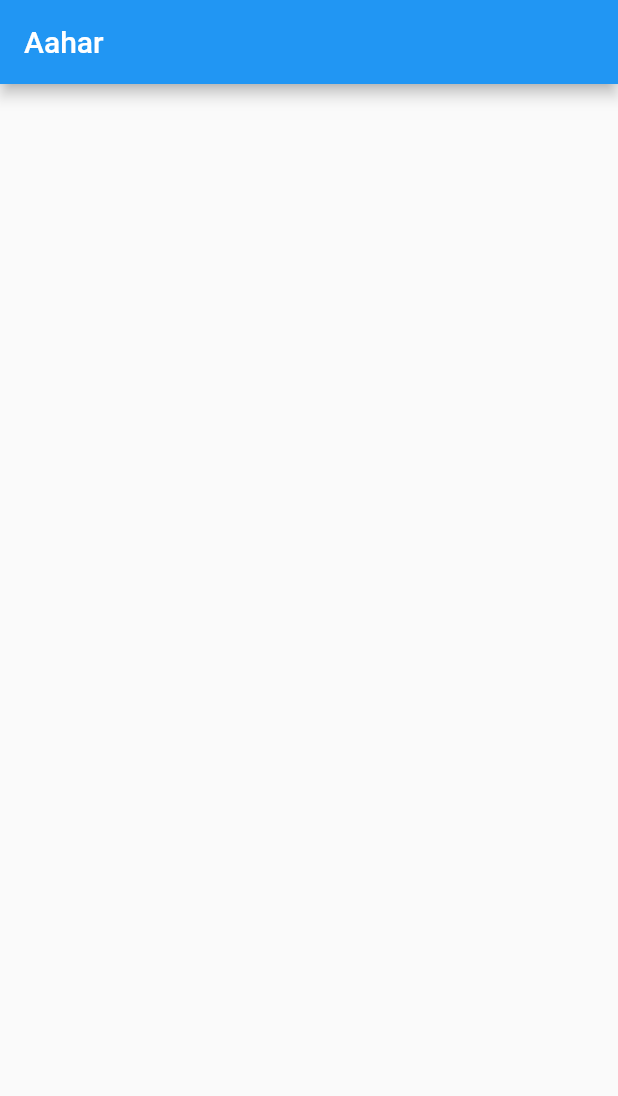
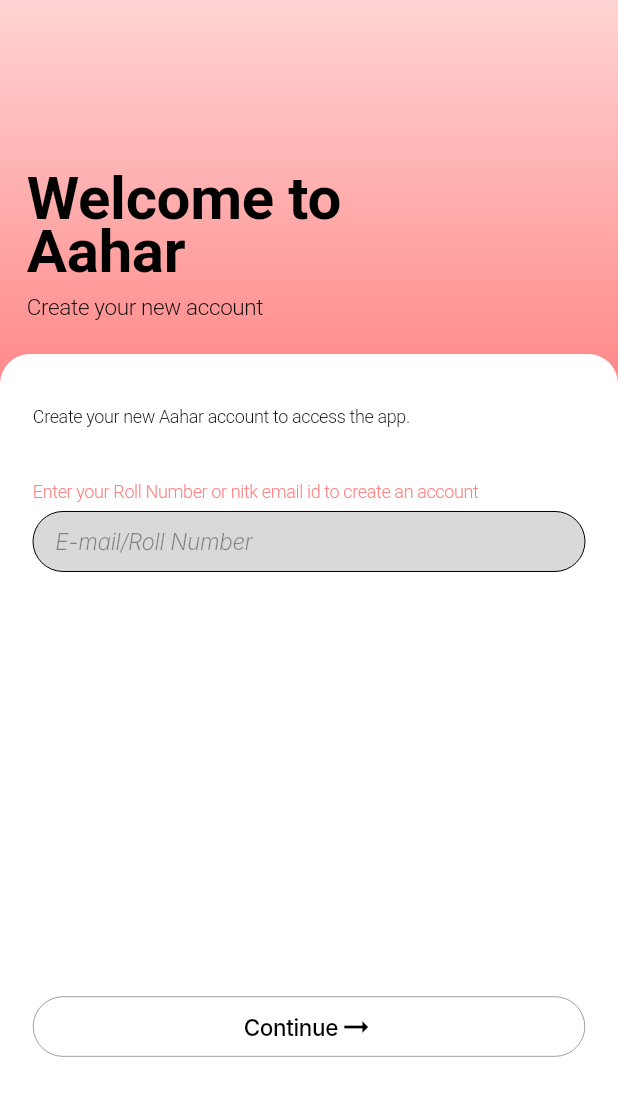
Before and after one commit to Rohan-Kamat/Aahar, a Flutter app: the screen it shows after launch, on a phone screen of 412 x 824 dp. Shown: the top 1096 px of the screen. Run offline on Flutter 3.47's test engine with Material 2 defaults, Android fonts, the phone set to English and light mode, and no system bars; our stand-ins replace otp_text_field; Roboto replaces fonts that are missing (Inter).

Commit message:
Started login screens

```diff
--- /dev/null
+++ b/lib/consts/consts.dart
@@ -0,0 +1,4 @@
+class Consts{
+  static double figmaHeight = 852;
+  static double figmaWidth = 393;
+}
--- a/lib/main.dart
+++ b/lib/main.dart
@@ -1,3 +1,4 @@
+import 'package:aahar/screens/login/signUpScreen.dart';
 import 'package:flutter/material.dart';
 
 void main() {
@@ -12,58 +13,11 @@
   Widget build(BuildContext context) {
     return MaterialApp(
       title: 'Flutter Demo',
+      debugShowCheckedModeBanner: false,
       theme: ThemeData(
-        // This is the theme of your application.
-        //
-        // Try running your application with "flutter run". You'll see the
-        // application has a blue toolbar. Then, without quitting the app, try
-        // changing the primarySwatch below to Colors.green and then invoke
-        // "hot reload" (press "r" in the console where you ran "flutter run",
-        // or simply save your changes to "hot reload" in a Flutter IDE).
-        // Notice that the counter didn't reset back to zero; the application
-        // is not restarted.
-        primarySwatch: Colors.blue,
+        primarySwatch: Colors.orange,
       ),
-      home: const MyHomePage(title: 'Aahar'),
+      home: const SignUpScreen(),
     );
   }
 }
-
-class MyHomePage extends StatefulWidget {
-  const MyHomePage({super.key, required this.title});
-
-  // This widget is the home page of your application. It is stateful, meaning
-  // that it has a State object (defined below) that contains fields that affect
-  // how it looks.
-
-  // This class is the configuration for the state. It holds the values (in this
-  // case the title) provided by the parent (in this case the App widget) and
-  // used by the build method of the State. Fields in a Widget subclass are
-  // always marked "final".
-
-  final String title;
-
-  @override
-  State<MyHomePage> createState() => _MyHomePageState();
-}
-
-class _MyHomePageState extends State<MyHomePage> {
-  int _counter = 0;
-
-  @override
-  Widget build(BuildContext context) {
-    // This method is rerun every time setState is called, for instance as done
-    // by the _incrementCounter method above.
-    //
-    // The Flutter framework has been optimized to make rerunning build methods
-    // fast, so that you can just rebuild anything that needs updating rather
-    // than having to individually change instances of widgets.
-    return Scaffold(
-      appBar: AppBar(
-        // Here we take the value from the MyHomePage object that was created by
-        // the App.build method, and use it to set our appbar title.
-        title: Text(widget.title),
-      ),
-    );
-  }
-}
--- /dev/null
+++ b/lib/screens/login/signUpScreen.dart
@@ -0,0 +1,88 @@
+import 'package:aahar/consts/consts.dart';
+import 'package:aahar/screens/login/otpScreen.dart';
+import 'package:aahar/widgets/contentContainer.dart';
+import 'package:aahar/widgets/continueButton.dart';
+import 'package:aahar/widgets/gradientContainer.dart';
+import 'package:flutter/material.dart';
+import 'package:aahar/widgets/textFieldWidget.dart';
+
+
+
+class SignUpScreen extends StatefulWidget {
+  const SignUpScreen({super.key});
+
+  @override
+  State<SignUpScreen> createState() => _SignUpScreenState();
+}
+
+class _SignUpScreenState extends State<SignUpScreen> {
+  final TextEditingController _emailRollNoController = TextEditingController();
+
+  @override
+  Widget build(BuildContext context) {
+    Size size = MediaQuery.of(context).size;
+    double heightRatio = size.height / Consts.figmaHeight;
+    return Scaffold(
+      body: SizedBox(
+        height: double.infinity,
+        child: Stack(
+          children: [
+            GradientContainer(
+                title: "Welcome to\nAahar",
+                subtitle: "Create your new account",
+                height: 300 * heightRatio,
+                contentStart: 100
+            ),
+            Positioned(
+              top: 244 * heightRatio,
+              child: ContentContainer(
+                height: 608 * heightRatio,
+                child: Column(
+                  crossAxisAlignment: CrossAxisAlignment.start,
+                  children: [
+                    const Text(
+                      'Create your new Aahar account to access the app.',
+                      style: TextStyle(
+                        color: Colors.black,
+                        fontSize: 12,
+                        //fontFamily: 'Inter',
+                        fontWeight: FontWeight.w300,
+                        height: 1.67,
+                        letterSpacing: -0.24,
+                      ),
+                    ),
+                    const SizedBox(height: 30,),
+                    const Text(
+                      'Enter your Roll Number or nitk email id to create an account',
+                      style: TextStyle(
+                        color: Color(0xFFFF7F7F),
+                        fontSize: 12,
+                        //fontFamily: 'Inter',
+                        fontWeight: FontWeight.w300,
+                        height: 1.67,
+                        letterSpacing: -0.24,
+                      ),
+                    ),
+                    const SizedBox(height: 5,),
+                    TextFieldWidget(
+                        hintText: "E-mail/Roll Number",
+                        textFieldController: _emailRollNoController
+                    ),
+                    SizedBox(height: 293 * heightRatio,),
+                    ContinueButton(
+                      onPressed: (){
+                        Navigator.push(context, MaterialPageRoute(builder: (context) => const OtpScreen()));
+                      },
+                    )
+                  ],
+                ),
+              )
+            )
+          ],
+        ),
+      )
+
+    );
+
+  }
+}
--- /dev/null
+++ b/lib/widgets/contentContainer.dart
@@ -0,0 +1,32 @@
+import 'package:flutter/material.dart';
+
+class ContentContainer extends StatelessWidget {
+
+  final Widget? child;
+  final double height;
+  const ContentContainer({
+    super.key,
+    required this.child,
+    required this.height,
+  });
+
+  @override
+  Widget build(BuildContext context) {
+    Size size = MediaQuery.of(context).size;
+    return Container(
+      padding: const EdgeInsets.only(top: 30, left: 22, right: 22 ),
+      width: size.width,
+      height: height,
+      decoration: const ShapeDecoration(
+        color: Colors.white,
+        shape: RoundedRectangleBorder(
+          borderRadius: BorderRadius.only(
+            topLeft: Radius.circular(20),
+            topRight: Radius.circular(20),
+          ),
+        ),
+      ),
+      child: child,
+    );
+  }
+}
--- /dev/null
+++ b/lib/widgets/continueButton.dart
@@ -0,0 +1,47 @@
+import 'package:flutter/material.dart';
+import '../consts/consts.dart';
+
+class ContinueButton extends StatelessWidget {
+
+  final Function()? onPressed ;
+
+  const ContinueButton({super.key, this.onPressed});
+
+  @override
+  Widget build(BuildContext context) {
+    Size size = MediaQuery.of(context).size;
+    double widthRatio = size.height / Consts.figmaWidth;
+    return SizedBox(
+      height: 40,
+      width: 350 * widthRatio,
+      child: OutlinedButton(
+        onPressed: onPressed,
+        style: OutlinedButton.styleFrom(
+          side: const BorderSide(width: 0.25, color: Colors.black),
+          shape: RoundedRectangleBorder(
+            borderRadius: BorderRadius.circular(20),
+          ),
+
+        ),
+        child: Row(
+          mainAxisAlignment: MainAxisAlignment.center,
+          children: const [
+            Text(
+              'Continue',
+              style: TextStyle(
+                color: Colors.black,
+                fontSize: 15,
+                fontFamily: 'Inter',
+                fontWeight: FontWeight.w500,
+                height: 1.33,
+                letterSpacing: -0.24,
+              ),
+            ),
+            Icon(Icons.arrow_right_alt_sharp, color: Colors.black,)
+          ],
+        )
+      ),
+    );
+  }
+
+}
--- /dev/null
+++ b/lib/widgets/gradientContainer.dart
@@ -0,0 +1,62 @@
+import 'package:flutter/material.dart';
+
+class GradientContainer extends StatelessWidget {
+
+  final String title;
+  final String subtitle;
+  final double height;
+  final double contentStart;
+
+  const GradientContainer({
+    super.key,
+    required this.title,
+    required this.subtitle,
+    required this.height,
+    required this.contentStart,
+  });
+
+  @override
+  Widget build(BuildContext context) {
+    return Container(
+      padding: const EdgeInsets.all(18),
+      width: double.infinity,
+      height: height,
+      decoration: const BoxDecoration(
+        gradient: LinearGradient(
+          begin: Alignment(0.00, -1.00),
+          end: Alignment(0, 1),
+          colors: [Color(0xFFFFD4D4), Color(0xFFFF7F7F)],
+        ),
+      ),
+      child: Column(
+          crossAxisAlignment: CrossAxisAlignment.start,
+          children: [
+            SizedBox(height: contentStart),
+            Text(
+              title,
+              style: const TextStyle(
+                color: Colors.black,
+                fontSize: 40,
+                //fontFamily: 'Inter',
+                fontWeight: FontWeight.w700,
+                height: 0.88,
+                letterSpacing: -0.24,
+              ),
+            ),
+            const SizedBox(height: 6,),
+            Text(
+              subtitle,
+              style: const TextStyle(
+                color: Colors.black,
+                fontSize: 15,
+                //fontFamily: 'Inter',
+                fontWeight: FontWeight.w300,
+                height: 1.33,
+                letterSpacing: -0.24,
+              ),
+            )
+          ]
+      )
+    );
+  }
+}
--- /dev/null
+++ b/lib/widgets/textFieldWidget.dart
@@ -0,0 +1,90 @@
+import 'package:flutter/material.dart';
+
+class TextFieldWidget extends StatefulWidget {
+
+  final String? hintText;
+  final TextEditingController textFieldController;
+
+  const TextFieldWidget({
+    super.key,
+    this.hintText,
+    required this.textFieldController
+  });
+
+  @override
+  State<TextFieldWidget> createState() => _TextFieldWidgetState();
+}
+
+class _TextFieldWidgetState extends State<TextFieldWidget> {
+  late FocusNode _textFieldFocusNode;
+  Color _textFieldFillColor = const Color(0xFFD9D9D9);
+
+  @override
+  void initState(){
+    super.initState();
+    _textFieldFocusNode = FocusNode();
+    _textFieldFocusNode.addListener(_onFocusChange);
+  }
+
+  @override
+  void dispose(){
+    super.dispose();
+    _textFieldFocusNode.removeListener(_onFocusChange);
+    _textFieldFocusNode.dispose();
+  }
+
+  void _onFocusChange(){
+    if (_textFieldFocusNode.hasFocus || widget.textFieldController.text.isNotEmpty){
+      setState(() {
+        _textFieldFillColor = Colors.white;
+      });
+    } else {
+      setState(() {
+        _textFieldFillColor = const Color(0xFFD9D9D9);
+      });
+    }
+  }
+
+
+  @override
+  Widget build(BuildContext context) {
+    return SizedBox(
+      height: 40,
+      child: TextField(
+        focusNode: _textFieldFocusNode,
+        controller: widget.textFieldController,
+        onTapOutside: (event){
+          _textFieldFocusNode.unfocus();
+        },
+        decoration: InputDecoration(
+          fillColor: _textFieldFillColor,
+          filled: true,
+          hintText: widget.hintText,
+          contentPadding: const EdgeInsets.only(left: 15, top: 7, bottom: 7),
+          hintStyle: TextStyle(
+            color: Colors.black.withOpacity(0.4000000059604645),
+            fontSize: 15,
+            fontStyle: FontStyle.italic,
+            fontFamily: 'Inter',
+            fontWeight: FontWeight.w300,
+            height: 1.33,
+            letterSpacing: -0.24,
+          ),
+          enabledBorder: OutlineInputBorder(
+              borderSide: const BorderSide(
+                  width: 0
+              ),
+              borderRadius: BorderRadius.circular(20)
+          ),
+          focusedBorder: OutlineInputBorder(
+            borderSide: const BorderSide(
+              width: 1,
+              color: Color(0xFFFF7F7F),
+            ),
+            borderRadius: BorderRadius.circular(20),
+          ),
+        ),
+      ),
+    );
+  }
+}
```
Also changed, not shown: lib/screens/login/createPasswordScreen.dart (added, +89 -0 lines), lib/screens/login/otpScreen.dart (added, +178 -0 lines), lib/screens/login/signUpCompleteScreen.dart (added, +51 -0 lines), lib/widgets/stackTempleteWidget.dart (added, +11 -0 lines), pubspec.yaml (+8 -0 lines), lib/screens/login/signUp.dart (deleted), pubspec.lock (added), 1 other file.
